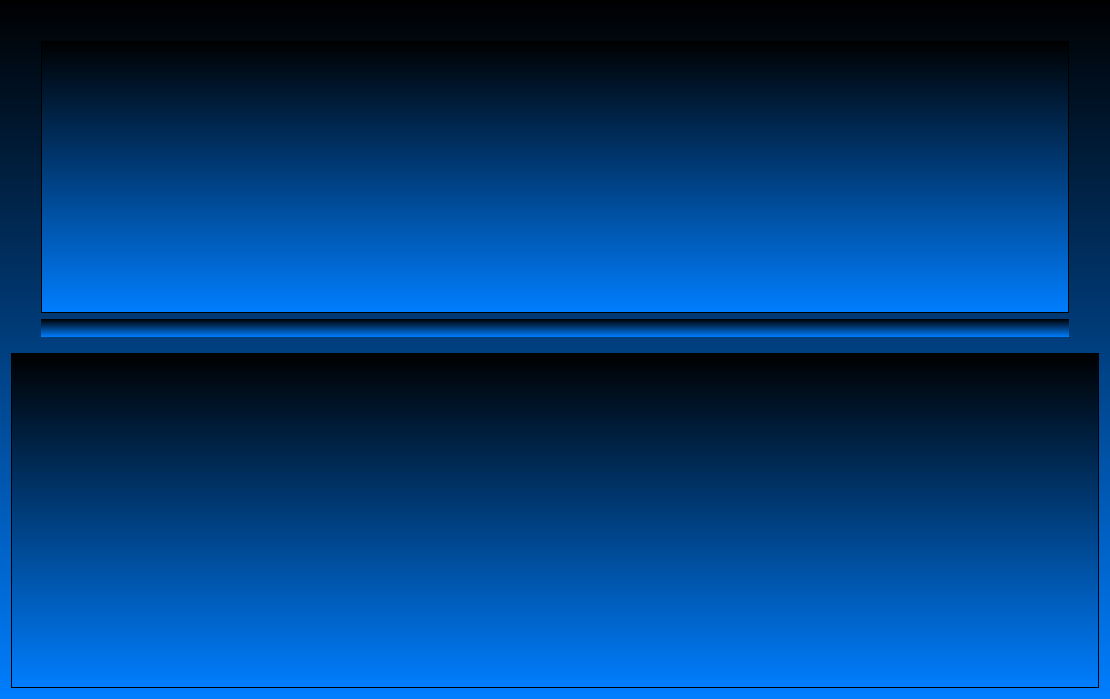
Old version of the form ShoppedOUT/magazyn.ui in the repository Filemon279/ProjektCpp.
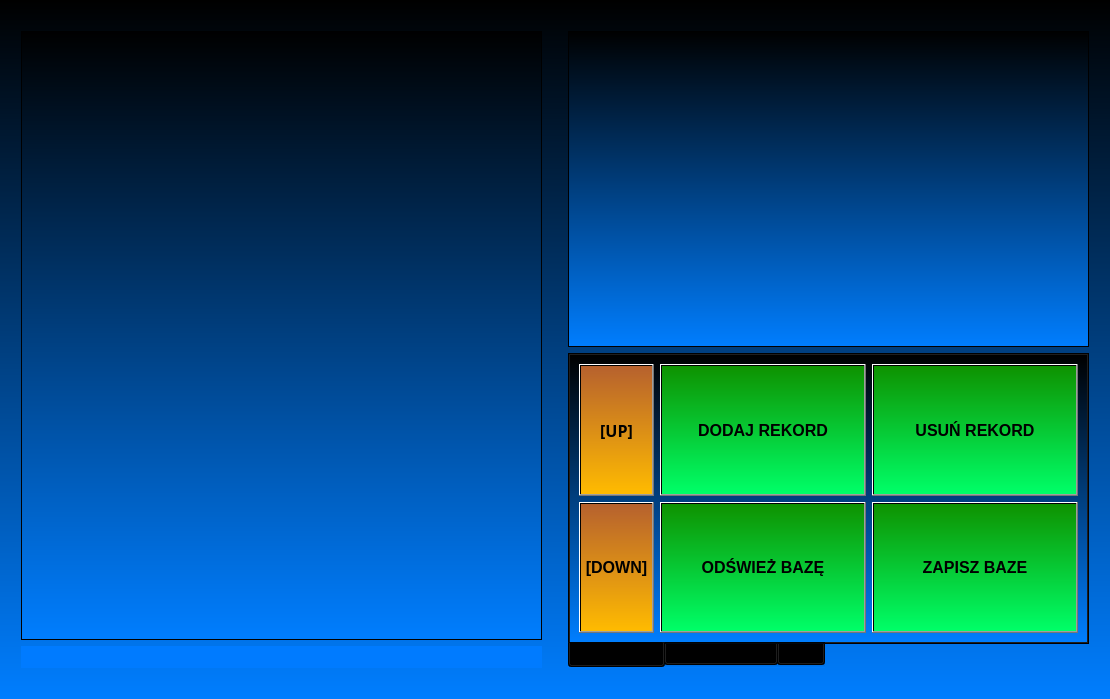
New version of the form. The open tabs and pages were chosen to show the change. Icons and pictures are not drawn.

Commit message: Nowy Interface Magazynu, obsługa eventów. Pierwsze menu planu magazynu

Diff of the .ui file:
```diff
--- a/ShoppedOUT/magazyn.ui
+++ b/ShoppedOUT/magazyn.ui
@@ -16,23 +16,29 @@
   <property name="styleSheet">
    <string notr="true">background-color: qlineargradient(spread:pad, x1:0, y1:0, x2:0, y2:1, stop:0 rgba(0, 0, 0, 255), stop:1 rgba(0, 126, 255, 255));</string>
   </property>
-  <layout class="QVBoxLayout" name="verticalLayout_2">
+  <layout class="QHBoxLayout" name="horizontalLayout_3">
    <item>
-    <layout class="QVBoxLayout" name="verticalLayout">
+    <layout class="QVBoxLayout" name="verticalLayout_2">
      <property name="leftMargin">
-      <number>30</number>
+      <number>10</number>
      </property>
      <property name="topMargin">
-      <number>30</number>
+      <number>20</number>
      </property>
      <property name="rightMargin">
-      <number>30</number>
+      <number>10</number>
      </property>
      <property name="bottomMargin">
-      <number>10</number>
+      <number>20</number>
      </property>
      <item>
       <widget class="QTableWidget" name="Asortyment">
+       <property name="font">
+        <font>
+         <family>Arial</family>
+         <pointsize>12</pointsize>
+        </font>
+       </property>
        <property name="styleSheet">
         <string notr="true">gridline-color: white; 
 background-color: qlineargradient(spread:pad, x1:0, y1:0, x2:0, y2:1, stop:0 rgba(0, 0, 0, 255), stop:1 rgba(0, 126, 255, 255));
@@ -47,28 +53,411 @@
       </widget>
      </item>
      <item>
-      <layout class="QHBoxLayout" name="horizontalLayout_2">
-       <item>
-        <widget class="QLabel" name="label_info">
-         <property name="font">
-          <font>
-           <family>Arial</family>
-           <pointsize>12</pointsize>
-           <weight>75</weight>
-           <bold>true</bold>
-          </font>
-         </property>
-         <property name="text">
-          <string/>
-         </property>
-        </widget>
-       </item>
-      </layout>
+      <widget class="QLabel" name="label_info">
+       <property name="font">
+        <font>
+         <family>Arial</family>
+         <pointsize>14</pointsize>
+         <weight>75</weight>
+         <bold>true</bold>
+        </font>
+       </property>
+       <property name="styleSheet">
+        <string notr="true">background-color: rgb(0, 123, 255);</string>
+       </property>
+       <property name="text">
+        <string/>
+       </property>
+      </widget>
      </item>
     </layout>
    </item>
    <item>
-    <widget class="QTableView" name="tableView"/>
+    <layout class="QVBoxLayout" name="verticalLayout">
+     <property name="leftMargin">
+      <number>10</number>
+     </property>
+     <property name="topMargin">
+      <number>20</number>
+     </property>
+     <property name="rightMargin">
+      <number>10</number>
+     </property>
+     <property name="bottomMargin">
+      <number>20</number>
+     </property>
+     <item>
+      <widget class="QGraphicsView" name="graphicsView"/>
+     </item>
+     <item>
+      <widget class="QTabWidget" name="tabWidget">
+       <property name="styleSheet">
+        <string notr="true">
+QTabBar::tab {height: 70px; width: 120px};
+background-color: qlineargradient(spread:pad, x1:0, y1:0, x2:0, y2:1, stop:0 rgba(0, 0, 0, 255), stop:1 rgba(0, 126, 255, 255));
+
+
+</string>
+       </property>
+       <property name="tabPosition">
+        <enum>QTabWidget::South</enum>
+       </property>
+       <property name="currentIndex">
+        <number>2</number>
+       </property>
+       <widget class="QWidget" name="tab">
+        <attribute name="title">
+         <string>Baza Danych</string>
+        </attribute>
+        <layout class="QGridLayout" name="gridLayout_3">
+         <item row="0" column="0">
+          <widget class="QPushButton" name="pushButton_up">
+           <property name="sizePolicy">
+            <sizepolicy hsizetype="Minimum" vsizetype="Expanding">
+             <horstretch>0</horstretch>
+             <verstretch>0</verstretch>
+            </sizepolicy>
+           </property>
+           <property name="font">
+            <font>
+             <family>FontAwesome</family>
+             <pointsize>12</pointsize>
+             <weight>75</weight>
+             <bold>true</bold>
+            </font>
+           </property>
+           <property name="styleSheet">
+            <string notr="true">background-color: qlineargradient(spread:pad, x1:0, y1:1, x2:0, y2:0, stop:0 rgba(255, 187, 0, 255), stop:1 rgba(182, 97, 46, 255));</string>
+           </property>
+           <property name="text">
+            <string>[UP]</string>
+           </property>
+          </widget>
+         </item>
+         <item row="0" column="1">
+          <widget class="QPushButton" name="pushButton_add">
+           <property name="sizePolicy">
+            <sizepolicy hsizetype="Minimum" vsizetype="Expanding">
+             <horstretch>0</horstretch>
+             <verstretch>0</verstretch>
+            </sizepolicy>
+           </property>
+           <property name="font">
+            <font>
+             <family>Arial</family>
+             <pointsize>12</pointsize>
+             <weight>75</weight>
+             <bold>true</bold>
+            </font>
+           </property>
+           <property name="styleSheet">
+            <string notr="true">background-color: qlineargradient(spread:pad, x1:0, y1:0, x2:0, y2:1, stop:0 rgba(14, 146, 0, 255), stop:1 rgba(0, 255, 104, 255));</string>
+           </property>
+           <property name="text">
+            <string>DODAJ REKORD</string>
+           </property>
+          </widget>
+         </item>
+         <item row="1" column="0">
+          <widget class="QPushButton" name="pushButton_down">
+           <property name="sizePolicy">
+            <sizepolicy hsizetype="Fixed" vsizetype="Expanding">
+             <horstretch>0</horstretch>
+             <verstretch>0</verstretch>
+            </sizepolicy>
+           </property>
+           <property name="font">
+            <font>
+             <family>Arial</family>
+             <pointsize>12</pointsize>
+             <weight>75</weight>
+             <bold>true</bold>
+            </font>
+           </property>
+           <property name="styleSheet">
+            <string notr="true">background-color: qlineargradient(spread:pad, x1:0, y1:1, x2:0, y2:0, stop:0 rgba(255, 187, 0, 255), stop:1 rgba(182, 97, 46, 255));</string>
+           </property>
+           <property name="text">
+            <string>[DOWN]</string>
+           </property>
+          </widget>
+         </item>
+         <item row="0" column="2">
+          <widget class="QPushButton" name="pushButton_delete">
+           <property name="sizePolicy">
+            <sizepolicy hsizetype="Minimum" vsizetype="Expanding">
+             <horstretch>0</horstretch>
+             <verstretch>0</verstretch>
+            </sizepolicy>
+           </property>
+           <property name="font">
+            <font>
+             <family>Arial</family>
+             <pointsize>12</pointsize>
+             <weight>75</weight>
+             <bold>true</bold>
+            </font>
+           </property>
+           <property name="styleSheet">
+            <string notr="true">background-color: qlineargradient(spread:pad, x1:0, y1:0, x2:0, y2:1, stop:0 rgba(14, 146, 0, 255), stop:1 rgba(0, 255, 104, 255));</string>
+           </property>
+           <property name="text">
+            <string>USUŃ REKORD</string>
+           </property>
+          </widget>
+         </item>
+         <item row="1" column="1">
+          <widget class="QPushButton" name="pushButton_refresh">
+           <property name="sizePolicy">
+            <sizepolicy hsizetype="Minimum" vsizetype="Expanding">
+             <horstretch>0</horstretch>
+             <verstretch>0</verstretch>
+            </sizepolicy>
+           </property>
+           <property name="font">
+            <font>
+             <family>Arial</family>
+             <pointsize>12</pointsize>
+             <weight>75</weight>
+             <bold>true</bold>
+            </font>
+           </property>
+           <property name="styleSheet">
+            <string notr="true">background-color: qlineargradient(spread:pad, x1:0, y1:0, x2:0, y2:1, stop:0 rgba(14, 146, 0, 255), stop:1 rgba(0, 255, 104, 255));</string>
+           </property>
+           <property name="text">
+            <string>ODŚWIEŻ BAZĘ</string>
+           </property>
+          </widget>
+         </item>
+         <item row="1" column="2">
+          <widget class="QPushButton" name="pushButton_save">
+           <property name="sizePolicy">
+            <sizepolicy hsizetype="Minimum" vsizetype="Expanding">
+             <horstretch>0</horstretch>
+             <verstretch>0</verstretch>
+            </sizepolicy>
+           </property>
+           <property name="font">
+            <font>
+             <family>Arial</family>
+             <pointsize>12</pointsize>
+             <weight>75</weight>
+             <bold>true</bold>
+            </font>
+           </property>
+           <property name="styleSheet">
+            <string notr="true">background-color: qlineargradient(spread:pad, x1:0, y1:0, x2:0, y2:1, stop:0 rgba(14, 146, 0, 255), stop:1 rgba(0, 255, 104, 255));</string>
+           </property>
+           <property name="text">
+            <string>ZAPISZ BAZE</string>
+           </property>
+          </widget>
+         </item>
+        </layout>
+       </widget>
+       <widget class="QWidget" name="tab_2">
+        <attribute name="title">
+         <string>Mapa Magazynu</string>
+        </attribute>
+        <layout class="QGridLayout" name="gridLayout_4">
+         <item row="0" column="1">
+          <widget class="QPushButton" name="pushButton">
+           <property name="sizePolicy">
+            <sizepolicy hsizetype="Minimum" vsizetype="Expanding">
+             <horstretch>0</horstretch>
+             <verstretch>0</verstretch>
+            </sizepolicy>
+           </property>
+           <property name="font">
+            <font>
+             <family>Arial</family>
+             <pointsize>12</pointsize>
+             <weight>75</weight>
+             <bold>true</bold>
+            </font>
+           </property>
+           <property name="styleSheet">
+            <string notr="true">background-color: qlineargradient(spread:pad, x1:0, y1:1, x2:0, y2:0, stop:0 rgba(159, 255, 106, 255), stop:0.994318 rgba(30, 30, 30, 255));</string>
+           </property>
+           <property name="text">
+            <string>USUŃ LOKALIZACJĘ</string>
+           </property>
+          </widget>
+         </item>
+         <item row="0" column="0">
+          <widget class="QPushButton" name="pushButton_2">
+           <property name="sizePolicy">
+            <sizepolicy hsizetype="Minimum" vsizetype="Expanding">
+             <horstretch>0</horstretch>
+             <verstretch>0</verstretch>
+            </sizepolicy>
+           </property>
+           <property name="font">
+            <font>
+             <family>Arial</family>
+             <pointsize>12</pointsize>
+             <weight>75</weight>
+             <bold>true</bold>
+            </font>
+           </property>
+           <property name="styleSheet">
+            <string notr="true">background-color: qlineargradient(spread:pad, x1:0, y1:1, x2:0, y2:0, stop:0 rgba(159, 255, 106, 255), stop:0.994318 rgba(30, 30, 30, 255));</string>
+           </property>
+           <property name="text">
+            <string>PRZYPISZ LOKALIZACJĘ</string>
+           </property>
+          </widget>
+         </item>
+         <item row="1" column="0">
+          <widget class="QPushButton" name="pushButton_3">
+           <property name="sizePolicy">
+            <sizepolicy hsizetype="Minimum" vsizetype="Expanding">
+             <horstretch>0</horstretch>
+             <verstretch>0</verstretch>
+            </sizepolicy>
+           </property>
+           <property name="font">
+            <font>
+             <family>Arial</family>
+             <pointsize>12</pointsize>
+             <weight>75</weight>
+             <bold>true</bold>
+            </font>
+           </property>
+           <property name="styleSheet">
+            <string notr="true">background-color: qlineargradient(spread:pad, x1:0, y1:1, x2:0, y2:0, stop:0 rgba(159, 255, 106, 255), stop:0.994318 rgba(30, 30, 30, 255));</string>
+           </property>
+           <property name="text">
+            <string>WYCZYŚĆ WSZYSTKO</string>
+           </property>
+          </widget>
+         </item>
+         <item row="1" column="1">
+          <widget class="QPushButton" name="pushButton_4">
+           <property name="sizePolicy">
+            <sizepolicy hsizetype="Minimum" vsizetype="Expanding">
+             <horstretch>0</horstretch>
+             <verstretch>0</verstretch>
+            </sizepolicy>
+           </property>
+           <property name="font">
+            <font>
+             <family>Arial</family>
+             <pointsize>12</pointsize>
+             <weight>75</weight>
+             <bold>true</bold>
+            </font>
+           </property>
+           <property name="styleSheet">
+            <string notr="true">background-color: qlineargradient(spread:pad, x1:0, y1:1, x2:0, y2:0, stop:0 rgba(159, 255, 106, 255), stop:0.994318 rgba(30, 30, 30, 255));</string>
+           </property>
+           <property name="text">
+            <string>PRZYPISZ WSZYSTKIM</string>
+           </property>
+          </widget>
+         </item>
+        </layout>
+       </widget>
+       <widget class="QWidget" name="tab_3">
+        <attribute name="title">
+         <string>SQL</string>
+        </attribute>
+        <layout class="QGridLayout" name="gridLayout_2">
+         <item row="1" column="0" colspan="2">
+          <widget class="QLineEdit" name="lineEdit">
+           <property name="sizePolicy">
+            <sizepolicy hsizetype="Expanding" vsizetype="Preferred">
+             <horstretch>0</horstretch>
+             <verstretch>0</verstretch>
+            </sizepolicy>
+           </property>
+           <property name="minimumSize">
+            <size>
+             <width>0</width>
+             <height>50</height>
+            </size>
+           </property>
+           <property name="styleSheet">
+            <string notr="true">background-color: rgb(235, 235, 235);</string>
+           </property>
+          </widget>
+         </item>
+         <item row="2" column="0">
+          <widget class="QPushButton" name="pushButton_5">
+           <property name="sizePolicy">
+            <sizepolicy hsizetype="Minimum" vsizetype="Expanding">
+             <horstretch>0</horstretch>
+             <verstretch>0</verstretch>
+            </sizepolicy>
+           </property>
+           <property name="font">
+            <font>
+             <family>Arial</family>
+             <pointsize>14</pointsize>
+             <weight>75</weight>
+             <bold>true</bold>
+            </font>
+           </property>
+           <property name="styleSheet">
+            <string notr="true">background-color: qlineargradient(spread:pad, x1:0, y1:0, x2:0, y2:1, stop:0 rgba(14, 146, 0, 255), stop:1 rgba(0, 255, 104, 255));</string>
+           </property>
+           <property name="text">
+            <string>WYKONAJ</string>
+           </property>
+          </widget>
+         </item>
+         <item row="2" column="1">
+          <widget class="QPushButton" name="pushButton_6">
+           <property name="sizePolicy">
+            <sizepolicy hsizetype="Minimum" vsizetype="Expanding">
+             <horstretch>0</horstretch>
+             <verstretch>0</verstretch>
+            </sizepolicy>
+           </property>
+           <property name="font">
+            <font>
+             <family>Arial</family>
+             <pointsize>14</pointsize>
+             <weight>75</weight>
+             <bold>true</bold>
+            </font>
+           </property>
+           <property name="styleSheet">
+            <string notr="true">background-color: qlineargradient(spread:pad, x1:0, y1:0, x2:0, y2:1, stop:0 rgba(14, 146, 0, 255), stop:1 rgba(0, 255, 104, 255));</string>
+           </property>
+           <property name="text">
+            <string>WYCZYŚĆ</string>
+           </property>
+          </widget>
+         </item>
+         <item row="0" column="0" colspan="2">
+          <widget class="QLabel" name="label">
+           <property name="font">
+            <font>
+             <family>Arial</family>
+             <pointsize>14</pointsize>
+             <weight>75</weight>
+             <bold>true</bold>
+            </font>
+           </property>
+           <property name="styleSheet">
+            <string notr="true">COLOR:WHITE;
+background-color: rgb(0, 0, 0);</string>
+           </property>
+           <property name="text">
+            <string>MySQL Command Panel</string>
+           </property>
+           <property name="alignment">
+            <set>Qt::AlignCenter</set>
+           </property>
+          </widget>
+         </item>
+        </layout>
+       </widget>
+      </widget>
+     </item>
+    </layout>
    </item>
   </layout>
  </widget>
```
The commit also changes 19 other files.
